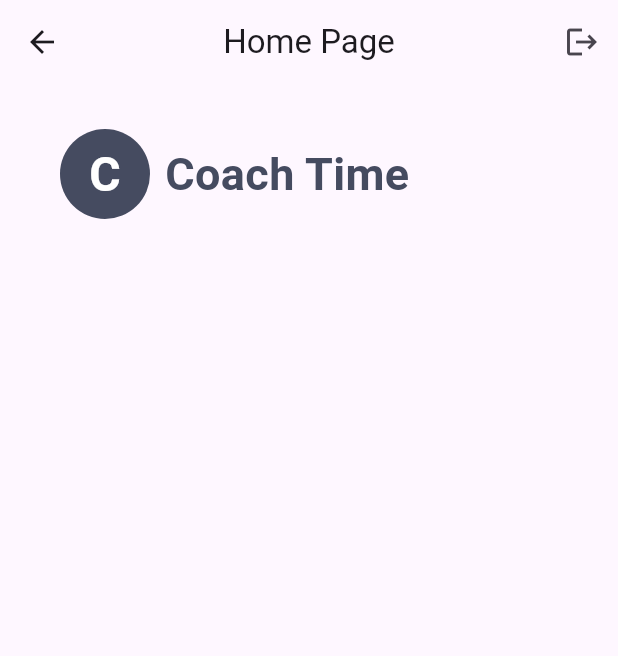
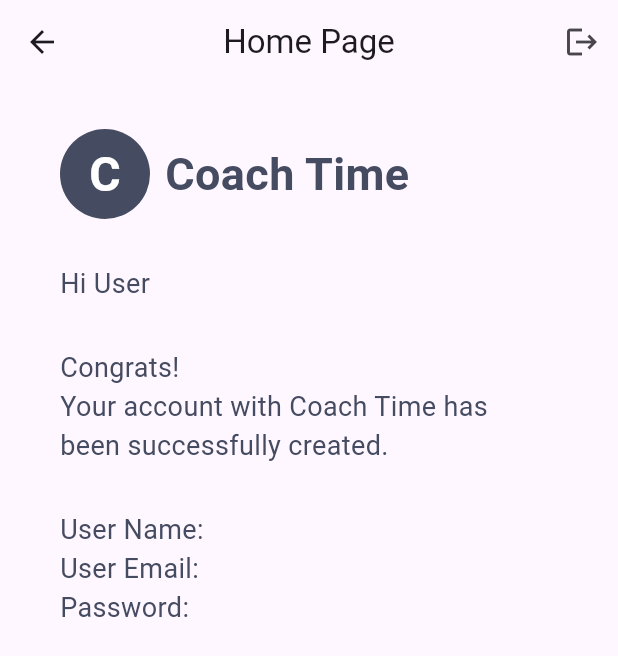
Before and after one commit to AzamatKochimov/firebase-auth, a Flutter app: the UserDetails screen opened directly, after a tap on "Skip", on a phone screen of 412 x 824 dp. Shown: the top 656 px of the screen. Run offline on Flutter 3.47's test engine with Material 3 defaults, Android fonts, the phone set to English and light mode, and no system bars; our stand-ins replace firebase_auth, firebase_core, intl_phone_field; accounts and stored records are empty.

Commit message:
jim turing

```diff
--- a/lib/pages/home_page.dart
+++ b/lib/pages/home_page.dart
@@ -1,15 +1,18 @@
+import 'package:firebase_auth/firebase_auth.dart';
 import 'package:flutter/material.dart';
 
 import '../services/auth_service.dart';
 import '../utils/k_colors.dart';
 import 'login_page.dart';
-import 'register_page.dart';
 
 class HomePage extends StatelessWidget {
-  const HomePage({super.key});
+  var user = User;
+  HomePage({super.key,  user});
 
   @override
   Widget build(BuildContext context) {
+    // final currentUser = FirebaseAuth.instance;
+
     return Scaffold(
       appBar: AppBar(
         centerTitle: true,
@@ -34,6 +37,7 @@ class HomePage extends StatelessWidget {
         padding: const EdgeInsets.symmetric(horizontal: 40),
         width: double.infinity,
         child: Column(
+          crossAxisAlignment: CrossAxisAlignment.start,
           children: [
             Container(
               padding: const EdgeInsets.only(top: 30),
@@ -62,6 +66,30 @@ class HomePage extends StatelessWidget {
                 ],
               ),
             ),
+            const SizedBox(height: 30),
+            Text(
+              "Hi ${user}",
+              style: TextStyle(
+                  fontSize: 18,
+                  color: MyColors.mainColor,
+                  fontWeight: FontWeight.w400),
+            ),
+            const SizedBox(height: 30),
+            Text(
+              "Congrats!\nYour account with Coach Time has\nbeen successfully created.",
+              style: TextStyle(
+                  fontSize: 18,
+                  color: MyColors.mainColor,
+                  fontWeight: FontWeight.w400),
+            ),
+            const SizedBox(height: 30),
+            Text(
+              "User Name:\nUser Email:\nPassword:\n ",
+              style: TextStyle(
+                  fontSize: 18,
+                  color: MyColors.mainColor,
+                  fontWeight: FontWeight.w400),
+            ),
           ],
         ),
       ),
--- a/lib/pages/login_page.dart
+++ b/lib/pages/login_page.dart
@@ -3,7 +3,6 @@ import 'package:auth_firebase/utils/k_colors.dart';
 import 'package:flutter/material.dart';
 
 import '../services/auth_service.dart';
-import 'home_page.dart';
 import 'register_page.dart';
 
 class LoginPage extends StatefulWidget {
@@ -17,6 +16,8 @@ class _LoginPageState extends State<LoginPage> {
   TextEditingController emailController = TextEditingController();
   TextEditingController passwordController = TextEditingController();
   final GlobalKey<FormState> _key = GlobalKey<FormState>();
+
+  bool isValidateUser = false;
 
   @override
   Widget build(BuildContext context) {
@@ -53,7 +54,8 @@ class _LoginPageState extends State<LoginPage> {
                         color: MyColors.mainColor,
                       ),
                       textAlign: TextAlign.center,
-                    )
+                    ),
+                    isValidateUser ? Text('Invalid User!', style: TextStyle(color: MyColors.red, fontWeight: FontWeight.w500)) : const SizedBox.shrink(),
                   ],
                 ),
                 Column(
@@ -85,6 +87,7 @@ class _LoginPageState extends State<LoginPage> {
                       padding: const EdgeInsets.symmetric(vertical: 5),
                       child: TextFormField(
                         controller: passwordController,
+                        obscureText: true,
                         validator: validatePassword,
                         decoration: const InputDecoration(
                           contentPadding: EdgeInsets.symmetric(horizontal: 10),
@@ -110,14 +113,17 @@ class _LoginPageState extends State<LoginPage> {
                     MaterialButton(
                       onPressed: () async {
                         if (_key.currentState!.validate()) {
-                          await AuthService.loginUser(context,
+                          var user = await AuthService.loginUser(context,
                               email: emailController.text,
                               password: passwordController.text);
-                          // ignore: use_build_context_synchronously
+                          if (user == null) {
+                            isValidateUser = true;
+                          }else{
                           Navigator.pushReplacement(
                               context,
                               MaterialPageRoute(
                                   builder: (context) => const UserDetails()));
+                          }
                           setState(() {});
                         }
                       },
@@ -180,7 +186,8 @@ class _LoginPageState extends State<LoginPage> {
                     MaterialButton(
                       color: MyColors.mainColor,
                       onPressed: () {},
-                      padding: const EdgeInsets.symmetric(horizontal: 12,vertical:8),
+                      padding: const EdgeInsets.symmetric(
+                          horizontal: 12, vertical: 8),
                       shape: RoundedRectangleBorder(
                           borderRadius: BorderRadius.circular(10)),
                       child: Row(
--- a/lib/pages/register_page.dart
+++ b/lib/pages/register_page.dart
@@ -121,6 +121,7 @@ class _RegisterPageState extends State<RegisterPage> {
                         child: TextFormField(
                           controller: passwordController,
                           validator: validatePassword,
+                          obscureText: true,
                           decoration: const InputDecoration(
                             contentPadding:
                                 EdgeInsets.symmetric(horizontal: 10),
@@ -136,6 +137,7 @@ class _RegisterPageState extends State<RegisterPage> {
                   padding: const EdgeInsets.symmetric(vertical: 5),
                   child: TextFormField(
                     controller: confirmPasswordController,
+                    obscureText: true,
                     decoration: const InputDecoration(
                       contentPadding: EdgeInsets.symmetric(horizontal: 10),
                       hintText: "Confirm Password",
--- a/lib/pages/user_details_screen.dart
+++ b/lib/pages/user_details_screen.dart
@@ -92,7 +92,7 @@ class UserDetails extends StatelessWidget {
                     Navigator.pushReplacement(
                       context,
                       MaterialPageRoute(
-                        builder: (context) => const HomePage(),
+                        builder: (context) => HomePage(),
                       ),
                     );
                   },
--- a/lib/services/auth_service.dart
+++ b/lib/services/auth_service.dart
@@ -17,10 +17,11 @@ class AuthService {
 
       if (userCredential.user != null) {
         await userCredential.user!.updateDisplayName(fullName);
+        // ignore: use_build_context_synchronously
         Navigator.push(
           context,
           MaterialPageRoute(
-            builder: (ctx) => const HomePage(),
+            builder: (ctx) => HomePage(user: userCredential,),
           ),
         );
         ScaffoldMessenger.of(context).showSnackBar(
@@ -42,6 +43,7 @@ class AuthService {
           });
       return null;
     }
+    return null;
   }
 
   static Future<User?> loginUser(
@@ -58,10 +60,6 @@ class AuthService {
         return null;
       }
     } catch (e) {
-      Future.delayed(Duration.zero).then((value) {
-        ScaffoldMessenger.of(context)
-            .showSnackBar(SnackBar(content: Text(e.toString())));
-      });
       return null;
     }
   }
--- a/lib/utils/k_colors.dart
+++ b/lib/utils/k_colors.dart
@@ -3,4 +3,5 @@ import 'package:flutter/material.dart';
 class MyColors{
   static var mainColor = const Color(0xff454B60);
   static var whiteColor = Colors.white;
+  static var red = Colors.red;
 }
```
